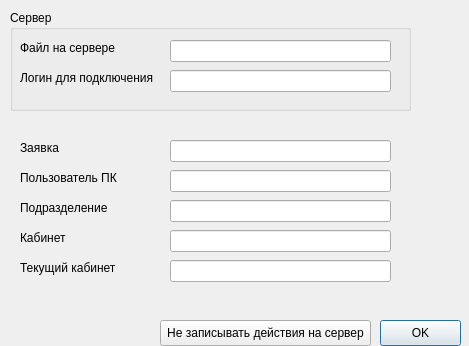
Above: design_ui/DataServer.ui from BagaJimbildan/LAS_SibSIU before the change. Below: the same form after it.
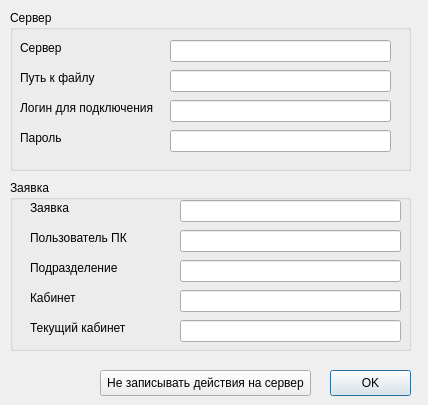
That is the form after the change.

What changed in the file:
```diff
--- a/design_ui/DataServer.ui
+++ b/design_ui/DataServer.ui
@@ -6,8 +6,8 @@
    <rect>
     <x>0</x>
     <y>0</y>
-    <width>469</width>
-    <height>346</height>
+    <width>428</width>
+    <height>405</height>
    </rect>
   </property>
   <property name="windowTitle">
@@ -19,7 +19,7 @@
      <x>10</x>
      <y>10</y>
      <width>401</width>
-     <height>101</height>
+     <height>161</height>
     </rect>
    </property>
    <property name="title">
@@ -29,7 +29,7 @@
     <property name="geometry">
      <rect>
       <x>160</x>
-      <y>60</y>
+      <y>30</y>
       <width>221</width>
       <height>22</height>
      </rect>
@@ -39,7 +39,7 @@
     <property name="geometry">
      <rect>
       <x>10</x>
-      <y>60</y>
+      <y>90</y>
       <width>141</width>
       <height>16</height>
      </rect>
@@ -58,25 +58,145 @@
      </rect>
     </property>
     <property name="text">
-     <string>Файл на сервере</string>
+     <string>Сервер</string>
     </property>
    </widget>
    <widget class="QLineEdit" name="tb_server">
     <property name="geometry">
      <rect>
       <x>160</x>
-      <y>30</y>
+      <y>90</y>
       <width>221</width>
       <height>22</height>
      </rect>
     </property>
    </widget>
+   <widget class="QLabel" name="label_8">
+    <property name="geometry">
+     <rect>
+      <x>10</x>
+      <y>120</y>
+      <width>141</width>
+      <height>16</height>
+     </rect>
+    </property>
+    <property name="text">
+     <string>Пароль</string>
+    </property>
+   </widget>
+   <widget class="QLineEdit" name="tb_pass">
+    <property name="geometry">
+     <rect>
+      <x>160</x>
+      <y>120</y>
+      <width>221</width>
+      <height>22</height>
+     </rect>
+    </property>
+    <property name="echoMode">
+     <enum>QLineEdit::EchoMode::Password</enum>
+    </property>
+   </widget>
+   <widget class="QLabel" name="label_9">
+    <property name="geometry">
+     <rect>
+      <x>10</x>
+      <y>60</y>
+      <width>141</width>
+      <height>16</height>
+     </rect>
+    </property>
+    <property name="text">
+     <string>Путь к файлу</string>
+    </property>
+   </widget>
+   <widget class="QLineEdit" name="tb_file_server">
+    <property name="geometry">
+     <rect>
+      <x>160</x>
+      <y>60</y>
+      <width>221</width>
+      <height>22</height>
+     </rect>
+    </property>
+   </widget>
+  </widget>
+  <widget class="QPushButton" name="btn_ok">
+   <property name="geometry">
+    <rect>
+     <x>330</x>
+     <y>370</y>
+     <width>81</width>
+     <height>26</height>
+    </rect>
+   </property>
+   <property name="text">
+    <string>OK</string>
+   </property>
+  </widget>
+  <widget class="QPushButton" name="btn_cancel">
+   <property name="geometry">
+    <rect>
+     <x>100</x>
+     <y>370</y>
+     <width>211</width>
+     <height>26</height>
+    </rect>
+   </property>
+   <property name="text">
+    <string>Не записывать действия на сервер</string>
+   </property>
+  </widget>
+  <widget class="QGroupBox" name="groupBox_2">
+   <property name="geometry">
+    <rect>
+     <x>10</x>
+     <y>180</y>
+     <width>401</width>
+     <height>171</height>
+    </rect>
+   </property>
+   <property name="title">
+    <string>Заявка</string>
+   </property>
+   <widget class="QLineEdit" name="tb_ticket">
+    <property name="geometry">
+     <rect>
+      <x>170</x>
+      <y>20</y>
+      <width>221</width>
+      <height>22</height>
+     </rect>
+    </property>
+   </widget>
+   <widget class="QLabel" name="label_4">
+    <property name="geometry">
+     <rect>
+      <x>20</x>
+      <y>20</y>
+      <width>101</width>
+      <height>16</height>
+     </rect>
+    </property>
+    <property name="text">
+     <string>Заявка</string>
+    </property>
+   </widget>
+   <widget class="QLineEdit" name="tb_owner">
+    <property name="geometry">
+     <rect>
+      <x>170</x>
+      <y>50</y>
+      <width>221</width>
+      <height>22</height>
+     </rect>
+    </property>
   </widget>
   <widget class="QLabel" name="label_3">
    <property name="geometry">
     <rect>
      <x>20</x>
-     <y>170</y>
+      <y>50</y>
      <width>141</width>
      <height>16</height>
     </rect>
@@ -85,34 +205,11 @@
     <string>Пользователь ПК</string>
    </property>
   </widget>
-  <widget class="QLineEdit" name="tb_owner">
+   <widget class="QLineEdit" name="tb_room">
    <property name="geometry">
     <rect>
      <x>170</x>
-     <y>170</y>
-     <width>221</width>
-     <height>22</height>
-    </rect>
-   </property>
-  </widget>
-  <widget class="QLabel" name="label_4">
-   <property name="geometry">
-    <rect>
-     <x>20</x>
-     <y>140</y>
-     <width>101</width>
-     <height>16</height>
-    </rect>
-   </property>
-   <property name="text">
-    <string>Заявка</string>
-   </property>
-  </widget>
-  <widget class="QLineEdit" name="tb_ticket">
-   <property name="geometry">
-    <rect>
-     <x>170</x>
-     <y>140</y>
+      <y>110</y>
      <width>221</width>
      <height>22</height>
     </rect>
@@ -122,7 +219,7 @@
    <property name="geometry">
     <rect>
      <x>20</x>
-     <y>200</y>
+      <y>80</y>
      <width>141</width>
      <height>16</height>
     </rect>
@@ -131,34 +228,11 @@
     <string>Подразделение</string>
    </property>
   </widget>
-  <widget class="QLineEdit" name="tb_subdivision">
-   <property name="geometry">
-    <rect>
-     <x>170</x>
-     <y>200</y>
-     <width>221</width>
-     <height>22</height>
-    </rect>
-   </property>
-  </widget>
-  <widget class="QLabel" name="label_6">
-   <property name="geometry">
-    <rect>
-     <x>20</x>
-     <y>230</y>
-     <width>141</width>
-     <height>16</height>
-    </rect>
-   </property>
-   <property name="text">
-    <string>Кабинет</string>
-   </property>
-  </widget>
   <widget class="QLabel" name="label_7">
    <property name="geometry">
     <rect>
      <x>20</x>
-     <y>260</y>
+      <y>140</y>
      <width>141</width>
      <height>16</height>
     </rect>
@@ -171,47 +245,35 @@
    <property name="geometry">
     <rect>
      <x>170</x>
-     <y>260</y>
+      <y>140</y>
      <width>221</width>
      <height>22</height>
     </rect>
    </property>
   </widget>
-  <widget class="QLineEdit" name="tb_room">
+   <widget class="QLabel" name="label_6">
+    <property name="geometry">
+     <rect>
+      <x>20</x>
+      <y>110</y>
+      <width>141</width>
+      <height>16</height>
+     </rect>
+    </property>
+    <property name="text">
+     <string>Кабинет</string>
+    </property>
+   </widget>
+   <widget class="QLineEdit" name="tb_subdivision">
    <property name="geometry">
     <rect>
      <x>170</x>
-     <y>230</y>
+      <y>80</y>
      <width>221</width>
      <height>22</height>
     </rect>
    </property>
   </widget>
-  <widget class="QPushButton" name="btn_ok">
-   <property name="geometry">
-    <rect>
-     <x>380</x>
-     <y>320</y>
-     <width>81</width>
-     <height>26</height>
-    </rect>
-   </property>
-   <property name="text">
-    <string>OK</string>
-   </property>
-  </widget>
-  <widget class="QPushButton" name="btn_cancel">
-   <property name="geometry">
-    <rect>
-     <x>160</x>
-     <y>320</y>
-     <width>211</width>
-     <height>26</height>
-    </rect>
-   </property>
-   <property name="text">
-    <string>Не записывать действия на сервер</string>
-   </property>
   </widget>
  </widget>
  <resources/>
```
Left out of the diff: 4 changed lines with no effect on the pictures. Lines whose indentation alone changed are shown as unchanged.
